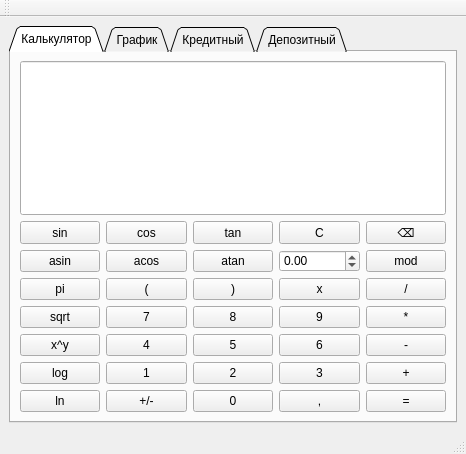
co-cy/School21, file s21_calc/src/mainwindow.ui: the form before one commit.
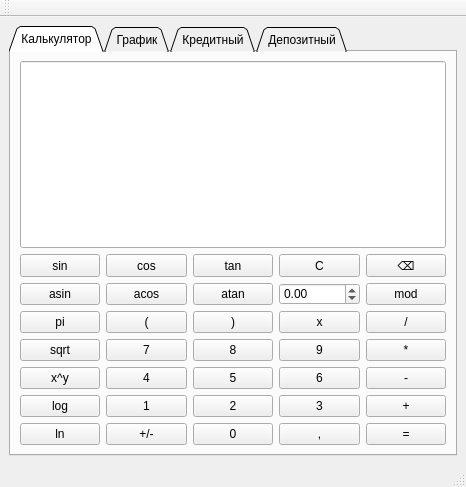
The form after the commit. The open tabs and pages were chosen to show the change. Custom widgets are drawn as their Qt base class.

Patch:
```diff
--- a/s21_calc/src/mainwindow.ui
+++ b/s21_calc/src/mainwindow.ui
@@ -7,7 +7,7 @@
     <x>0</x>
     <y>0</y>
     <width>466</width>
-    <height>454</height>
+    <height>487</height>
    </rect>
   </property>
   <property name="windowTitle">
```
Left out of the diff: 4 changed lines with no effect on the pictures.
